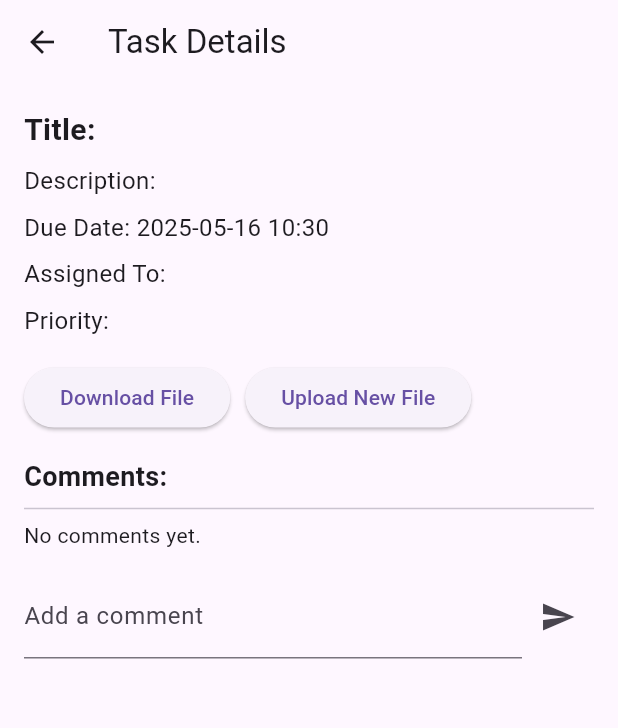
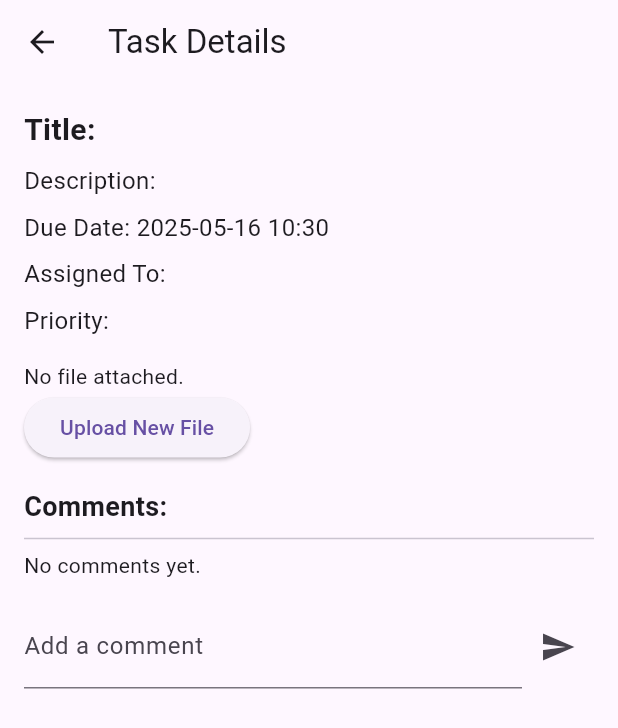
Before and after one commit to Ghaithmuhabni/Team-Collaboration-and-Task-Management-App, a Flutter app: the TaskDetailsPage screen opened directly with empty values, after a tap on "Upload New File", on a phone screen of 412 x 824 dp. Shown: the top 728 px of the screen. Run offline on Flutter 3.47's test engine with Material 3 defaults, Android fonts, the phone set to English and light mode, and no system bars; our stand-ins replace cloud_firestore, file_picker, firebase_auth, firebase_core, firebase_storage, google_sign_in; accounts and stored records are empty.

Commit message:
update upload file button but is not finished yet

```diff
--- a/lib/group/taskDetails.dart
+++ b/lib/group/taskDetails.dart
@@ -1,9 +1,10 @@
+// taskDetails.dart
 import 'package:firebase_auth/firebase_auth.dart';
 import 'package:flutter/material.dart';
 import 'package:firebase_storage/firebase_storage.dart';
-import 'package:file_picker/file_picker.dart';
 import 'package:cloud_firestore/cloud_firestore.dart';
 import 'package:intl/intl.dart';
+import 'package:file_picker/file_picker.dart';
 
 class TaskDetailsPage extends StatefulWidget {
   final String taskId;
@@ -19,14 +20,12 @@ class _TaskDetailsPageState extends State<TaskDetailsPage> {
   final FirebaseFirestore _firestore = FirebaseFirestore.instance;
   final FirebaseStorage _storage = FirebaseStorage.instance;
   final TextEditingController _commentController = TextEditingController();
-  PlatformFile? _newFile; // To store the newly uploaded file
+  PlatformFile? _newFile;
 
-  // Function to download a file from Firebase Storage
   Future<void> _downloadFile(String fileUrl) async {
     try {
       final ref = _storage.refFromURL(fileUrl);
       final downloadUrl = await ref.getDownloadURL();
-      // Open the file in the browser or save it locally
       print("Download URL: $downloadUrl");
       ScaffoldMessenger.of(context).showSnackBar(
         SnackBar(content: Text('File downloaded successfully!')),
@@ -39,26 +38,24 @@ class _TaskDetailsPageState extends State<TaskDetailsPage> {
     }
   }
 
-  // Function to upload a new file to Firebase Storage
   Future<void> _uploadNewFile() async {
-    FilePickerResult? result =
-        await FilePicker.platform.pickFiles(); // Pick any file
+    FilePickerResult? result = await FilePicker.platform.pickFiles();
     if (result != null) {
       setState(() {
-        _newFile = result.files.first; // Store the selected file
+        _newFile = result.files.first;
       });
       try {
         Reference storageRef = _storage
             .ref()
             .child('task_files/${widget.taskId}/${_newFile!.name}');
-        UploadTask uploadTask =
-            storageRef.putData(_newFile!.bytes!); // Upload file data
+        UploadTask uploadTask = storageRef.putData(_newFile!.bytes!);
         TaskSnapshot snapshot = await uploadTask;
         String fileUrl = await snapshot.ref.getDownloadURL();
-        // Update the task document with the new file URL
+
         await _firestore.collection('project_tasks').doc(widget.taskId).update({
           'fileUrl': fileUrl,
         });
+
         ScaffoldMessenger.of(context).showSnackBar(
           SnackBar(content: Text('File uploaded successfully!')),
         );
@@ -111,19 +108,48 @@ class _TaskDetailsPageState extends State<TaskDetailsPage> {
               style: TextStyle(fontSize: 16),
             ),
             SizedBox(height: 16),
-            if (fileUrl != null)
+            if (fileUrl != null && fileUrl.isNotEmpty)
+              Column(
+                crossAxisAlignment: CrossAxisAlignment.start,
+                children: [
+                  Text(
+                    'Attached File:',
+                    style: TextStyle(fontSize: 18, fontWeight: FontWeight.bold),
+                  ),
+                  SizedBox(height: 8),
+                  Row(
+                    children: [
+                      Icon(Icons.attach_file),
+                      SizedBox(width: 8),
+                      Expanded(
+                        child: Text(
+                          fileUrl.split('/').last,
+                          style: TextStyle(fontSize: 16),
+                          overflow: TextOverflow.ellipsis,
+                        ),
+                      ),
+                      ElevatedButton(
+                        onPressed: () => _downloadFile(fileUrl),
+                        child: Text('Download'),
+                      ),
+                    ],
+                  ),
+                ],
+              )
+            else
+              Text('No file attached.'),
+            if (isAssignedUser)
               Row(
                 children: [
                   ElevatedButton(
-                    onPressed:
-                        isAssignedUser ? () => _downloadFile(fileUrl) : null,
-                    child: Text('Download File'),
+                    onPressed: _uploadNewFile,
+                    child: Text('Upload New File'),
                   ),
                   SizedBox(width: 10),
-                  if (isAssignedUser)
-                    ElevatedButton(
-                      onPressed: _uploadNewFile,
-                      child: Text('Upload New File'),
+                  if (_newFile != null)
+                    Text(
+                      'Selected File: ${_newFile!.name}',
+                      style: TextStyle(fontSize: 14, color: Colors.grey),
                     ),
                 ],
               ),
@@ -150,7 +176,6 @@ class _TaskDetailsPageState extends State<TaskDetailsPage> {
                     Map<String, dynamic> comment =
                         doc.data() as Map<String, dynamic>;
                     String userId = comment['userId'];
-                    // Safely handle the case where 'timestamp' is null
                     Timestamp? timestamp = comment['timestamp'] as Timestamp?;
                     return FutureBuilder<DocumentSnapshot>(
                       future: _firestore.collection('users').doc(userId).get(),
--- a/lib/main.dart
+++ b/lib/main.dart
@@ -20,6 +20,7 @@ class MyApp extends StatelessWidget {
         primarySwatch: Colors.blue,
       ),
       home: AuthWrapper(), // Entry point for auth logic
+      debugShowCheckedModeBanner: false,
     );
   }
 }
@@ -95,7 +96,9 @@ class AuthWrapper extends StatelessWidget {
         }
         // Show a loading indicator while checking auth state
         return Scaffold(
-          body: Center(child: CircularProgressIndicator()),
+          body: Center(
+            child: CircularProgressIndicator(),
+          ),
         );
       },
     );
```
Also changed, not shown: lib/group/addTaskProject.dart (+13 -10 lines), lib/group/projectUI.dart (+7 -11 lines).
